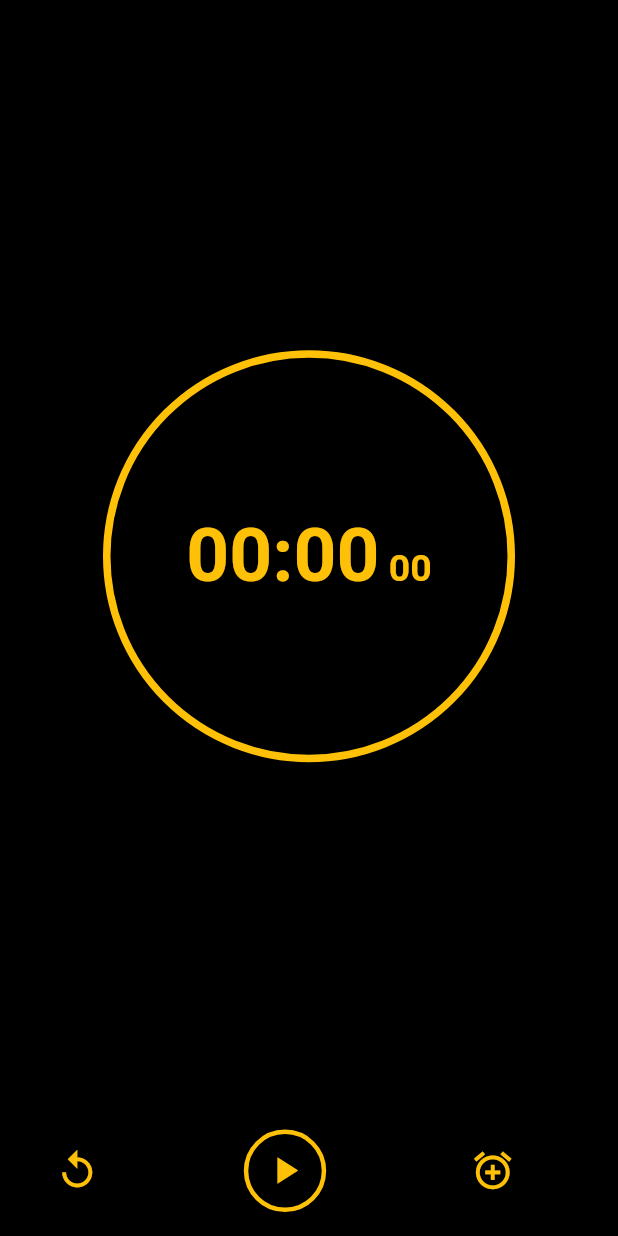
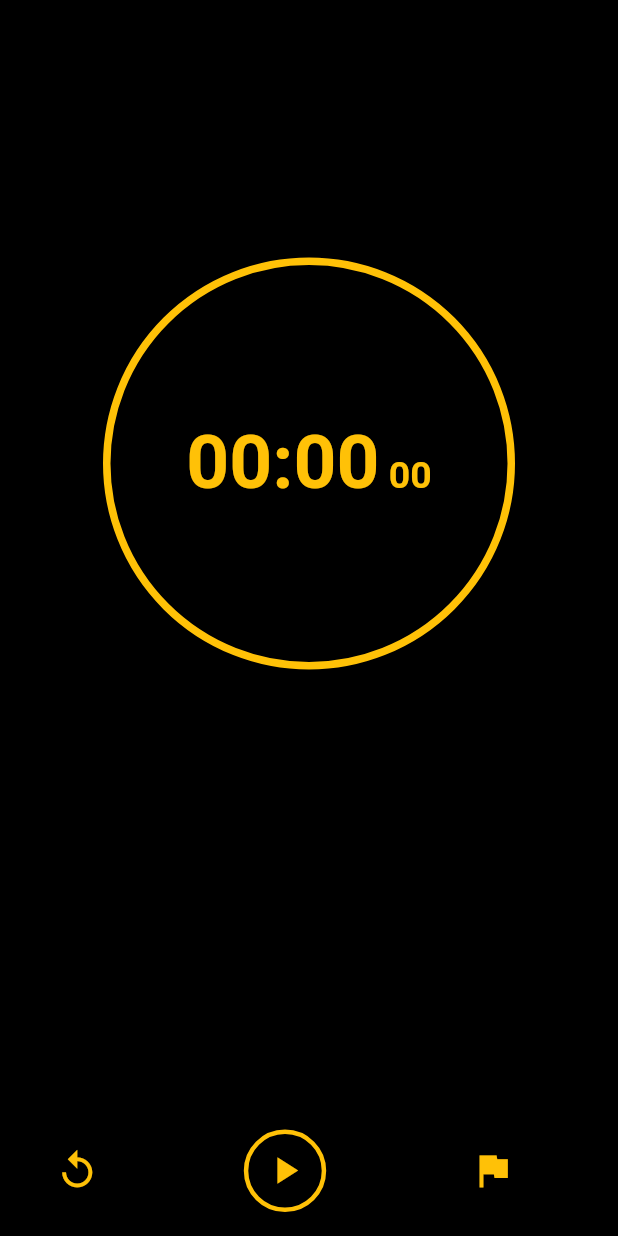
Before and after one commit to iddotahotantcha/chronometre_app, a Flutter app: the screen it shows after launch, on a phone screen of 412 x 824 dp. Run offline on Flutter 3.47's test engine with Material 3 defaults, Android fonts, the phone set to English and light mode, and no system bars.

Commit message:
Ajout de la fonctionnalité des laps

```diff
--- a/lib/chronometre.dart
+++ b/lib/chronometre.dart
@@ -14,6 +14,7 @@ class _ChronometreState extends State<Chronometre> {
   bool isRunning = false; // Indique si le chronomètre est en cours d'exécution
   int milliseconds = 0; // Temps écoulé en millisecondes
   Timer? timer; // Timer pour la mise à jour du temps
+  List<String> laps = []; // Liste des tours enregistrés
 
   // Démarre le chronomètre
   void startTimer() {
@@ -35,11 +36,20 @@ class _ChronometreState extends State<Chronometre> {
     }
   }
 
-  // Réinitialise le chronomètre
+  // Réinitialise le chronomètre et les laps
   void resetTimer() {
     stopTimer();
     setState(() {
       milliseconds = 0;
+      laps.clear();
+    });
+  }
+
+  // Ajoute un lap
+  void addLap() {
+    String lapTime = formatTime(milliseconds);
+    setState(() {
+      laps.add(lapTime);
     });
   }
 
@@ -82,7 +92,8 @@ class _ChronometreState extends State<Chronometre> {
               child: Center(
                 child: RichText(
                   text: TextSpan(
-                    text: formatTime(milliseconds).split(' ')[0],
+                    text: formatTime(milliseconds)
+                        .split(' ')[0], // Minutes et secondes
                     style: TextStyle(
                       color: appSecondColor,
                       fontSize: 50.0,
@@ -90,7 +101,8 @@ class _ChronometreState extends State<Chronometre> {
                     ),
                     children: [
                       TextSpan(
-                        text: " ${formatTime(milliseconds).split(' ')[1]}",
+                        text:
+                            " ${formatTime(milliseconds).split(' ')[1]}", // Millisecondes
                         style: TextStyle(
                           color: appSecondColor,
                           fontSize: 25.0,
@@ -101,7 +113,27 @@ class _ChronometreState extends State<Chronometre> {
                 ),
               ),
             ),
-            SizedBox(height: screenHeight / 10.0),
+            Container(
+              height: screenHeight/4,
+              width: screenWidth,
+              child: Expanded(
+                child: ListView.builder(
+                  itemCount: laps.length,
+                  itemBuilder: (context, index) {
+                    return ListTile(
+                      title: Text(
+                        "Lap ${index + 1}",
+                        style: TextStyle(color: appSecondColor),
+                      ),
+                      trailing: Text(
+                        laps[index],
+                        style: TextStyle(color: appSecondColor),
+                      ),
+                    );
+                  },
+                ),
+              ),
+            ),
           ],
         ),
       ),
@@ -111,7 +143,8 @@ class _ChronometreState extends State<Chronometre> {
           // Bouton de réinitialisation
           IconButton(
             onPressed: resetTimer,
-            icon: Icon(Icons.replay_outlined, color: appSecondColor, size: 30.0),
+            icon:
+                Icon(Icons.replay_outlined, color: appSecondColor, size: 30.0),
           ),
           // Bouton de démarrage/arrêt
           GestureDetector(
@@ -133,12 +166,10 @@ class _ChronometreState extends State<Chronometre> {
               ),
             ),
           ),
-          // Bouton futur (par exemple pour ajouter des laps)
+          // Bouton pour ajouter un lap
           IconButton(
-            onPressed: () {
-              // Ajouter une fonctionnalité ici (ex. un historique des laps)
-            },
-            icon: Icon(Icons.alarm_add, color: appSecondColor, size: 30.0),
+            onPressed: addLap,
+            icon: Icon(Icons.flag, color: appSecondColor, size: 30.0),
           ),
         ],
       ),
```
